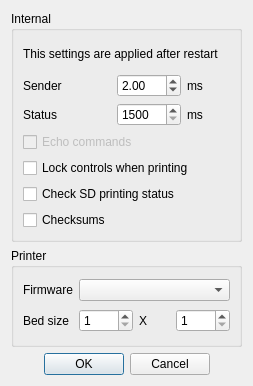
NeoTheFox/RepRaptor, file settingswindow.ui: the form before one commit.
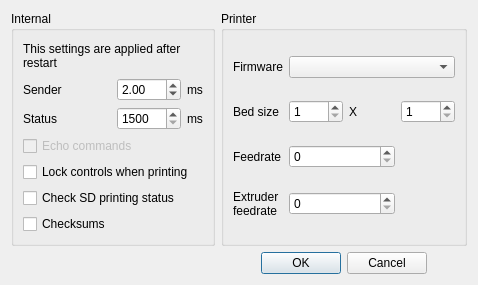
The form after the commit. Icons and pictures are not drawn.

Commit message: Added feedrate settings

Patch:
```diff
--- a/settingswindow.ui
+++ b/settingswindow.ui
@@ -6,8 +6,8 @@
    <rect>
     <x>0</x>
     <y>0</y>
-    <width>253</width>
-    <height>386</height>
+    <width>478</width>
+    <height>285</height>
    </rect>
   </property>
   <property name="windowTitle">
@@ -18,78 +18,6 @@
     <normaloff>:/icons/settings.png</normaloff>:/icons/settings.png</iconset>
   </property>
   <layout class="QGridLayout" name="gridLayout_3">
-   <item row="1" column="0">
-    <widget class="QGroupBox" name="groupBox">
-     <property name="sizePolicy">
-      <sizepolicy hsizetype="Preferred" vsizetype="Minimum">
-       <horstretch>0</horstretch>
-       <verstretch>0</verstretch>
-      </sizepolicy>
-     </property>
-     <property name="title">
-      <string>Printer</string>
-     </property>
-     <layout class="QGridLayout" name="gridLayout_2">
-      <item row="1" column="1">
-       <widget class="QSpinBox" name="bedxbox">
-        <property name="minimum">
-         <number>1</number>
-        </property>
-        <property name="maximum">
-         <number>9999</number>
-        </property>
-       </widget>
-      </item>
-      <item row="1" column="2">
-       <widget class="QLabel" name="label_6">
-        <property name="text">
-         <string>X</string>
-        </property>
-       </widget>
-      </item>
-      <item row="1" column="3">
-       <widget class="QSpinBox" name="bedybox">
-        <property name="minimum">
-         <number>1</number>
-        </property>
-        <property name="maximum">
-         <number>9999</number>
-        </property>
-       </widget>
-      </item>
-      <item row="1" column="0">
-       <widget class="QLabel" name="label_5">
-        <property name="text">
-         <string>Bed size</string>
-        </property>
-       </widget>
-      </item>
-      <item row="0" column="0">
-       <widget class="QLabel" name="label_8">
-        <property name="text">
-         <string>Firmware</string>
-        </property>
-       </widget>
-      </item>
-      <item row="0" column="1" colspan="3">
-       <widget class="QComboBox" name="firmwarecombo"/>
-      </item>
-     </layout>
-    </widget>
-   </item>
-   <item row="2" column="0">
-    <widget class="QDialogButtonBox" name="buttonBox">
-     <property name="orientation">
-      <enum>Qt::Horizontal</enum>
-     </property>
-     <property name="standardButtons">
-      <set>QDialogButtonBox::Cancel|QDialogButtonBox::Ok</set>
-     </property>
-     <property name="centerButtons">
-      <bool>true</bool>
-     </property>
-    </widget>
-   </item>
    <item row="0" column="0">
     <widget class="QGroupBox" name="internalGroup">
      <property name="title">
@@ -164,10 +92,10 @@
         </property>
        </widget>
       </item>
-      <item row="1" column="0">
-       <widget class="QLabel" name="label">
+      <item row="1" column="2">
+       <widget class="QLabel" name="label_3">
         <property name="text">
-         <string>Sender</string>
+         <string>ms</string>
         </property>
        </widget>
       </item>
@@ -178,10 +106,17 @@
         </property>
        </widget>
       </item>
-      <item row="1" column="2">
-       <widget class="QLabel" name="label_3">
+      <item row="1" column="0">
+       <widget class="QLabel" name="label">
         <property name="text">
-         <string>ms</string>
+         <string>Sender</string>
+        </property>
+       </widget>
+      </item>
+      <item row="5" column="0" colspan="3">
+       <widget class="QCheckBox" name="sdbox">
+        <property name="text">
+         <string>Check SD printing status</string>
         </property>
        </widget>
       </item>
@@ -217,16 +152,105 @@
         </property>
        </widget>
       </item>
-      <item row="5" column="0" colspan="3">
-       <widget class="QCheckBox" name="sdbox">
+     </layout>
+    </widget>
+   </item>
+   <item row="0" column="1">
+    <widget class="QGroupBox" name="groupBox">
+     <property name="sizePolicy">
+      <sizepolicy hsizetype="Preferred" vsizetype="Minimum">
+       <horstretch>0</horstretch>
+       <verstretch>0</verstretch>
+      </sizepolicy>
+     </property>
+     <property name="title">
+      <string>Printer</string>
+     </property>
+     <layout class="QGridLayout" name="gridLayout_2">
+      <item row="1" column="1">
+       <widget class="QSpinBox" name="bedxbox">
+        <property name="minimum">
+         <number>1</number>
+        </property>
+        <property name="maximum">
+         <number>9999</number>
+        </property>
+       </widget>
+      </item>
+      <item row="1" column="2">
+       <widget class="QLabel" name="label_6">
         <property name="text">
-         <string>Check SD printing status</string>
+         <string>X</string>
         </property>
        </widget>
       </item>
+      <item row="1" column="3">
+       <widget class="QSpinBox" name="bedybox">
+        <property name="minimum">
+         <number>1</number>
+        </property>
+        <property name="maximum">
+         <number>9999</number>
+        </property>
+       </widget>
+      </item>
+      <item row="1" column="0">
+       <widget class="QLabel" name="label_5">
+        <property name="text">
+         <string>Bed size</string>
+        </property>
+       </widget>
+      </item>
+      <item row="0" column="0">
+       <widget class="QLabel" name="label_8">
+        <property name="text">
+         <string>Firmware</string>
+        </property>
+       </widget>
+      </item>
+      <item row="0" column="1" colspan="3">
+       <widget class="QComboBox" name="firmwarecombo"/>
+      </item>
+      <item row="2" column="0">
+       <widget class="QLabel" name="label_9">
+        <property name="text">
+         <string>Feedrate</string>
+        </property>
+       </widget>
+      </item>
+      <item row="2" column="1" colspan="2">
+       <widget class="QSpinBox" name="feedrateBox"/>
+      </item>
+      <item row="3" column="0">
+       <widget class="QLabel" name="label_10">
+        <property name="text">
+         <string>Extruder
+feedrate</string>
+        </property>
+        <property name="margin">
+         <number>1</number>
+        </property>
+       </widget>
+      </item>
+      <item row="3" column="1" colspan="2">
+       <widget class="QSpinBox" name="extruderFeedrateBox"/>
+      </item>
      </layout>
     </widget>
    </item>
+   <item row="2" column="1">
+    <widget class="QDialogButtonBox" name="buttonBox">
+     <property name="orientation">
+      <enum>Qt::Horizontal</enum>
+     </property>
+     <property name="standardButtons">
+      <set>QDialogButtonBox::Cancel|QDialogButtonBox::Ok</set>
+     </property>
+     <property name="centerButtons">
+      <bool>true</bool>
+     </property>
+    </widget>
+   </item>
   </layout>
  </widget>
  <resources>
```
The commit also changes 3 other files.
